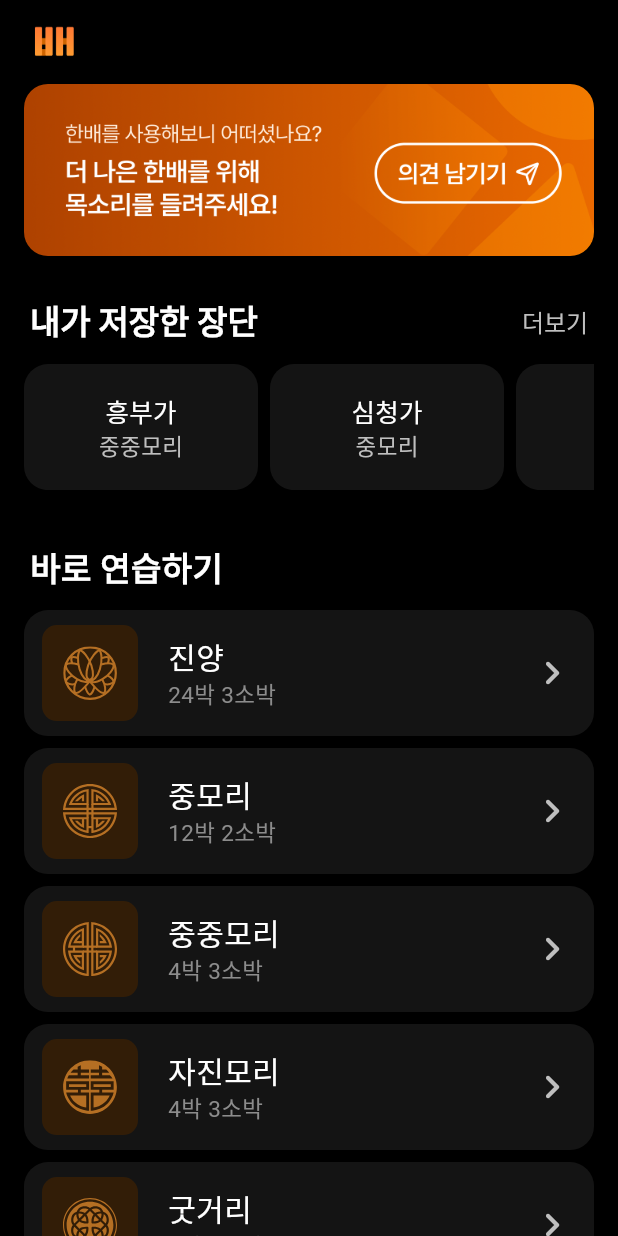
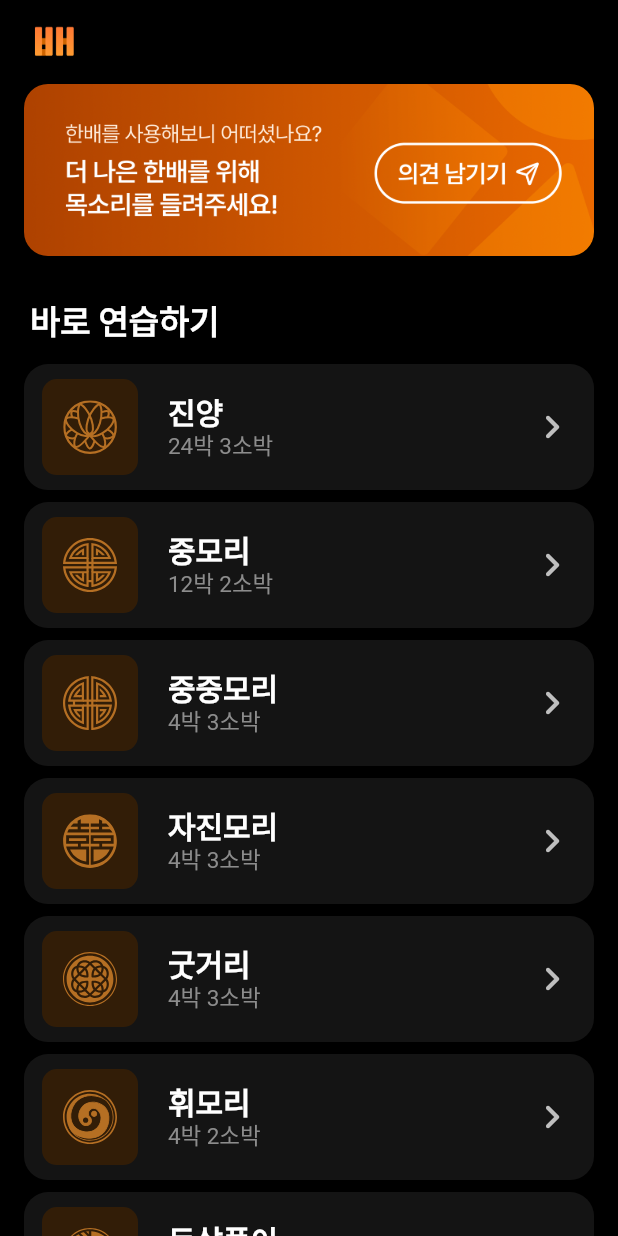
Before and after one commit to Team-Hanbae/Hanbae-Flutter, a Flutter app: the screen it shows after launch, on a phone screen of 412 x 824 dp. Run offline on Flutter 3.47's test engine with Material 3 defaults, Android fonts, the phone set to English and light mode, and no system bars; our stand-ins replace audioplayers, equatable, flutter_bloc, flutter_svg; Roboto replaces fonts that are missing (Pretendard).

Commit message:
[feat] #44 홈화면에서 내가 저장한 장단 영역 주석

```diff
--- a/lib/presentation/home/home_screen.dart
+++ b/lib/presentation/home/home_screen.dart
@@ -3,7 +3,7 @@ import 'package:flutter_bloc/flutter_bloc.dart';
 import 'package:flutter_svg/flutter_svg.dart';
 import 'package:hanbae/bloc/metronome/metronome_bloc.dart';
 import 'package:hanbae/data/basic_jangdan_data.dart';
-import 'package:hanbae/data/custom_jangdan_data.dart';
+// import 'package:hanbae/data/custom_jangdan_data.dart';
 import 'package:hanbae/presentation/metronome/metronome_screen.dart';
 import 'package:hanbae/theme/colors.dart';
 import 'package:hanbae/theme/text_styles.dart';
@@ -38,133 +38,133 @@ class HomeScreen extends StatelessWidget {
 
               const SizedBox(height: 24),
 
-              Column(
-                children: [
-                  Padding(
-                    padding: const EdgeInsets.symmetric(horizontal: 4),
-                    child: Row(
-                      mainAxisAlignment: MainAxisAlignment.spaceBetween,
-                      children: [
-                        Text(
-                          "내가 저장한 장단",
-                          style: AppTextStyles.title2B.copyWith(
-                            color: AppColors.textDefault,
-                          ),
-                        ),
-                        TextButton(
-                          onPressed: () {},
-                          style: TextButton.styleFrom(
-                            minimumSize: Size(40, 40),
-                            tapTargetSize: MaterialTapTargetSize.shrinkWrap,
-                            padding: EdgeInsets.zero,),
-                          child: Text(
-                            "더보기",
-                            style: AppTextStyles.calloutR.copyWith(
-                              color: AppColors.textTertiary,
-                            ),
-                          ),
-                        ),
-                      ],
-                    ),
-                  ),
+              // Column(
+              //   children: [
+              //     Padding(
+              //       padding: const EdgeInsets.symmetric(horizontal: 4),
+              //       child: Row(
+              //         mainAxisAlignment: MainAxisAlignment.spaceBetween,
+              //         children: [
+              //           Text(
+              //             "내가 저장한 장단",
+              //             style: AppTextStyles.title2B.copyWith(
+              //               color: AppColors.textDefault,
+              //             ),
+              //           ),
+              //           TextButton(
+              //             onPressed: () {},
+              //             style: TextButton.styleFrom(
+              //               minimumSize: Size(40, 40),
+              //               tapTargetSize: MaterialTapTargetSize.shrinkWrap,
+              //               padding: EdgeInsets.zero,),
+              //             child: Text(
+              //               "더보기",
+              //               style: AppTextStyles.calloutR.copyWith(
+              //                 color: AppColors.textTertiary,
+              //               ),
+              //             ),
+              //           ),
+              //         ],
+              //       ),
+              //     ),
 
-                  const SizedBox(height: 8),
+              //     const SizedBox(height: 8),
 
-                  SizedBox(
-                    height: 84,
-                    child:
-                        customJangdanList.isEmpty
-                            ? Container(
-                              width: double.infinity,
-                              decoration: BoxDecoration(
-                                color: AppColors.backgroundSheet,
-                                borderRadius: BorderRadius.all(
-                                  Radius.circular(16),
-                                ),
-                              ),
-                              child: Center(
-                                child: Text(
-                                  "저장한 장단이 없어요",
-                                  style: TextStyle(
-                                    fontSize: 16,
-                                    color: AppColors.textQuaternary,
-                                  ),
-                                ),
-                              ),
-                            )
-                            : ListView.separated(
-                              scrollDirection: Axis.horizontal,
-                              itemCount:
-                                  customJangdanList.length >= 2
-                                      ? customJangdanList.length + 1
-                                      : customJangdanList.length,
-                              separatorBuilder:
-                                  (context, index) => SizedBox(width: 8),
-                              itemBuilder: (context, index) {
-                                if (customJangdanList.length >= 2 &&
-                                    index == customJangdanList.length) {
-                                  // 리스트 아이템이 2개 이상일 때 '더보기' 나타남
-                                  return Container(
-                                    width: 156,
-                                    height: 84,
-                                    decoration: BoxDecoration(
-                                      color: AppColors.backgroundSheet,
-                                      borderRadius: BorderRadius.all(
-                                        Radius.circular(16),
-                                      ),
-                                    ),
-                                    child: Center(
-                                      child: Text(
-                                        "더보기",
-                                        style: TextStyle(
-                                          fontSize: 17,
-                                          color: AppColors.textTertiary,
-                                        ),
-                                      ),
-                                    ),
-                                  );
-                                } else {
-                                  final item = customJangdanList[index];
-                                  return Container(
-                                    width: 156,
-                                    height: 84,
-                                    decoration: BoxDecoration(
-                                      color: AppColors.backgroundSheet,
-                                      borderRadius: BorderRadius.all(
-                                        Radius.circular(16),
-                                      ),
-                                    ),
-                                    child: Center(
-                                      child: Column(
-                                        mainAxisAlignment:
-                                            MainAxisAlignment.center,
-                                        children: [
-                                          Text(
-                                            item.title,
-                                            style: TextStyle(
-                                              fontSize: 17,
-                                              color: AppColors.textDefault,
-                                            ),
-                                          ),
-                                          Text(
-                                            item.janganType,
-                                            style: TextStyle(
-                                              fontSize: 15,
-                                              color: AppColors.textTertiary,
-                                            ),
-                                          ),
-                                        ],
-                                      ),
-                                    ),
-                                  );
-                                }
-                              },
-                            ),
-                  ),
-                ],
-              ), //내가 저장한 장단 끝
+              //     SizedBox(
+              //       height: 84,
+              //       child:
+              //           customJangdanList.isEmpty
+              //               ? Container(
+              //                 width: double.infinity,
+              //                 decoration: BoxDecoration(
+              //                   color: AppColors.backgroundSheet,
+              //                   borderRadius: BorderRadius.all(
+              //                     Radius.circular(16),
+              //                   ),
+              //                 ),
+              //                 child: Center(
+              //                   child: Text(
+              //                     "저장한 장단이 없어요",
+              //                     style: TextStyle(
+              //                       fontSize: 16,
+              //                       color: AppColors.textQuaternary,
+              //                     ),
+              //                   ),
+              //                 ),
+              //               )
+              //               : ListView.separated(
+              //                 scrollDirection: Axis.horizontal,
+              //                 itemCount:
+              //                     customJangdanList.length >= 2
+              //                         ? customJangdanList.length + 1
+              //                         : customJangdanList.length,
+              //                 separatorBuilder:
+              //                     (context, index) => SizedBox(width: 8),
+              //                 itemBuilder: (context, index) {
+              //                   if (customJangdanList.length >= 2 &&
+              //                       index == customJangdanList.length) {
+              //                     // 리스트 아이템이 2개 이상일 때 '더보기' 나타남
+              //                     return Container(
+              //                       width: 156,
+              //                       height: 84,
+              //                       decoration: BoxDecoration(
+              //                         color: AppColors.backgroundSheet,
+              //                         borderRadius: BorderRadius.all(
+              //                           Radius.circular(16),
+              //                         ),
+              //                       ),
+              //                       child: Center(
+              //                         child: Text(
+              //                           "더보기",
+              //                           style: TextStyle(
+              //                             fontSize: 17,
+              //                             color: AppColors.textTertiary,
+              //                           ),
+              //                         ),
+              //                       ),
+              //                     );
+              //                   } else {
+              //                     final item = customJangdanList[index];
+              //                     return Container(
+              //                       width: 156,
+              //                       height: 84,
+              //                       decoration: BoxDecoration(
+              //                         color: AppColors.backgroundSheet,
+              //                         borderRadius: BorderRadius.all(
+              //                           Radius.circular(16),
+              //                         ),
+              //                       ),
+              //                       child: Center(
+              //                         child: Column(
+              //                           mainAxisAlignment:
+              //                               MainAxisAlignment.center,
+              //                           children: [
+              //                             Text(
+              //                               item.title,
+              //                               style: TextStyle(
+              //                                 fontSize: 17,
+              //                                 color: AppColors.textDefault,
+              //                               ),
+              //                             ),
+              //                             Text(
+              //                               item.janganType,
+              //                               style: TextStyle(
+              //                                 fontSize: 15,
+              //                                 color: AppColors.textTertiary,
+              //                               ),
+              //                             ),
+              //                           ],
+              //                         ),
+              //                       ),
+              //                     );
+              //                   }
+              //                 },
+              //               ),
+              //     ),
+              //   ],
+              // ), //내가 저장한 장단 끝
 
-              SizedBox(height: 32),
+              // SizedBox(height: 32),
 
               Column(
                 children: [
@@ -176,9 +176,7 @@ class HomeScreen extends StatelessWidget {
                         children: [
                           Text(
                             "바로 연습하기",
-                            style: TextStyle(
-                              fontSize: 22,
-                              fontWeight: FontWeight.bold,
+                            style: AppTextStyles.title2B.copyWith(
                               color: AppColors.textDefault,
                             ),
                           ),
@@ -187,7 +185,7 @@ class HomeScreen extends StatelessWidget {
                     ),
                   ),
 
-                  SizedBox(height: 8),
+                  const SizedBox(height: 8),
 
                   ListView.separated(
                     shrinkWrap: true,
@@ -249,7 +247,7 @@ class HomeScreen extends StatelessWidget {
                                     ),
                                   ),
 
-                                  SizedBox(width: 20),
+                                  const SizedBox(width: 20),
 
                                   Column(
                                     crossAxisAlignment:
@@ -257,15 +255,13 @@ class HomeScreen extends StatelessWidget {
                                     children: [
                                       Text(
                                         jangdan.name,
-                                        style: TextStyle(
-                                          fontSize: 20,
+                                        style: AppTextStyles.title3Sb.copyWith(
                                           color: AppColors.textDefault,
                                         ),
                                       ),
                                       Text(
                                         jangdan.bakInformation,
-                                        style: TextStyle(
-                                          fontSize: 15,
+                                        style: AppTextStyles.subheadlineR.copyWith(
                                           color: AppColors.textQuaternary,
                                         ),
                                       ),
@@ -287,7 +283,7 @@ class HomeScreen extends StatelessWidget {
                 ],
               ),
 
-              SizedBox(height: 80),
+              const SizedBox(height: 80),
             ],
           ),
         ),
```
